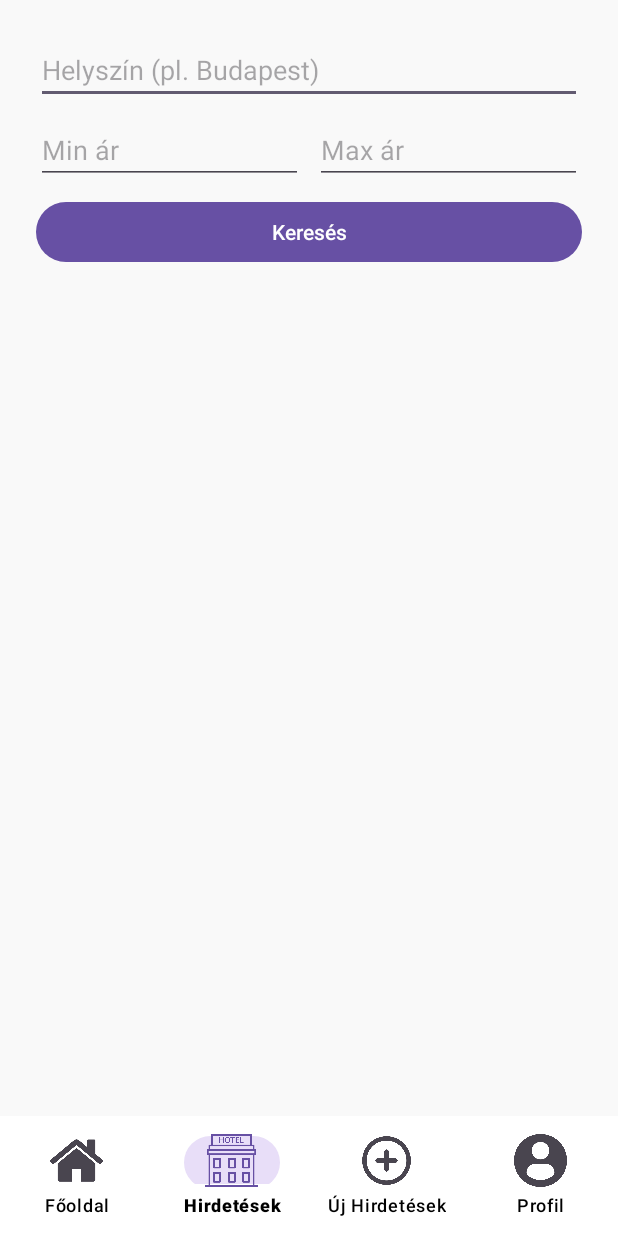
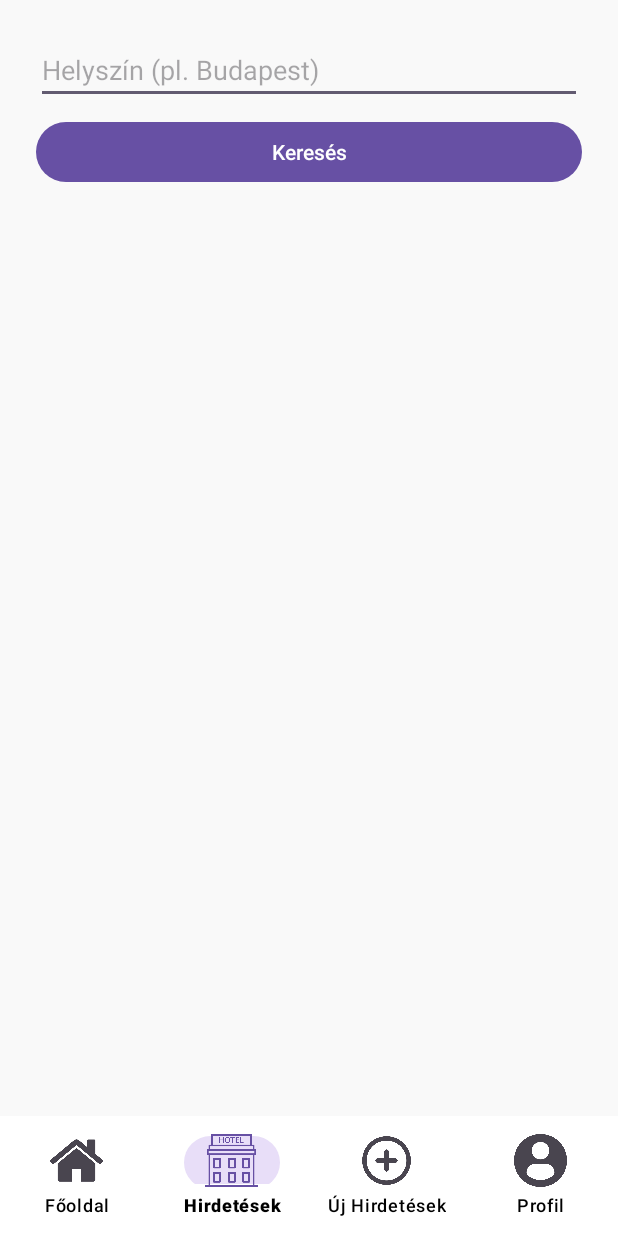
Before and after one commit to Szabolcs11/szallasapp, an Android app: the HotelsActivity screen opened directly, with no data from a screen before it, on a phone screen of 412 x 824 dp. Run offline under Robolectric (Android 15) with nearby library versions, the phone set to English and light mode, and no system bars; our stand-ins replace Firebase (no records; nobody signed in at launch, a user with empty details on screens opened directly).

Commit message:
Updating app

```diff
--- a/app/src/main/java/com/example/szallasapp/HotelsActivity.java
+++ b/app/src/main/java/com/example/szallasapp/HotelsActivity.java
@@ -44,19 +44,19 @@ public class HotelsActivity extends AppCompatActivity {
         recyclerView.setAdapter(hotelAdapter);
 
         editTextLocation = findViewById(R.id.editTextLocation);
-        editTextMinPrice = findViewById(R.id.editTextMinPrice);
-        editTextMaxPrice = findViewById(R.id.editTextMaxPrice);
+//        editTextMinPrice = findViewById(R.id.editTextMinPrice);
+//        editTextMaxPrice = findViewById(R.id.editTextMaxPrice);
         buttonSearch = findViewById(R.id.buttonSearch);
 
         buttonSearch.setOnClickListener(v -> {
             String location = editTextLocation.getText().toString().trim();
-            String minPriceStr = editTextMinPrice.getText().toString().trim();
-            String maxPriceStr = editTextMaxPrice.getText().toString().trim();
+//            String minPriceStr = editTextMinPrice.getText().toString().trim();
+//            String maxPriceStr = editTextMaxPrice.getText().toString().trim();
 
-            Double minPrice = TextUtils.isEmpty(minPriceStr) ? null : Double.parseDouble(minPriceStr);
-            Double maxPrice = TextUtils.isEmpty(maxPriceStr) ? null : Double.parseDouble(maxPriceStr);
+//            Double minPrice = TextUtils.isEmpty(minPriceStr) ? null : Double.parseDouble(minPriceStr);
+//            Double maxPrice = TextUtils.isEmpty(maxPriceStr) ? null : Double.parseDouble(maxPriceStr);
 
-            queryHotelsFromFirestore(location, minPrice, maxPrice);
+            queryHotelsFromFirestore(location, null, null);
         });
 
         BottomNavigationView bottomNavigationView = findViewById(R.id.bottomNavigation);
@@ -80,7 +80,7 @@ public class HotelsActivity extends AppCompatActivity {
             }
         });
 
-        queryHotelsFromFirestore(null, null, null); // Load all hotels initially
+        queryHotelsFromFirestore(null, null, null);
     }
 
     private void queryHotelsFromFirestore(String location, Double minPrice, Double maxPrice) {
--- a/app/src/main/res/layout/hotels_view.xml
+++ b/app/src/main/res/layout/hotels_view.xml
@@ -25,29 +25,29 @@
                 android:layout_height="wrap_content"
                 android:inputType="text" />
 
-            <LinearLayout
-                android:orientation="horizontal"
-                android:layout_width="match_parent"
-                android:layout_height="wrap_content"
-                android:layout_marginTop="8dp">
+<!--            <LinearLayout-->
+<!--                android:orientation="horizontal"-->
+<!--                android:layout_width="match_parent"-->
+<!--                android:layout_height="wrap_content"-->
+<!--                android:layout_marginTop="8dp">-->
 
-                <EditText
-                    android:id="@+id/editTextMinPrice"
-                    android:hint="Min ár"
-                    android:layout_weight="1"
-                    android:layout_width="0dp"
-                    android:layout_height="wrap_content"
-                    android:inputType="number" />
+<!--                <EditText-->
+<!--                    android:id="@+id/editTextMinPrice"-->
+<!--                    android:hint="Min ár"-->
+<!--                    android:layout_weight="1"-->
+<!--                    android:layout_width="0dp"-->
+<!--                    android:layout_height="wrap_content"-->
+<!--                    android:inputType="number" />-->
 
-                <EditText
-                    android:id="@+id/editTextMaxPrice"
-                    android:hint="Max ár"
-                    android:layout_weight="1"
-                    android:layout_width="0dp"
-                    android:layout_height="wrap_content"
-                    android:inputType="number"
-                    android:layout_marginStart="8dp" />
-            </LinearLayout>
+<!--                <EditText-->
+<!--                    android:id="@+id/editTextMaxPrice"-->
+<!--                    android:hint="Max ár"-->
+<!--                    android:layout_weight="1"-->
+<!--                    android:layout_width="0dp"-->
+<!--                    android:layout_height="wrap_content"-->
+<!--                    android:inputType="number"-->
+<!--                    android:layout_marginStart="8dp" />-->
+<!--            </LinearLayout>-->
 
             <Button
                 android:id="@+id/buttonSearch"
```
Also changed, not shown: app/src/main/res/layout/activity_profile.xml (+37 -18 lines).
